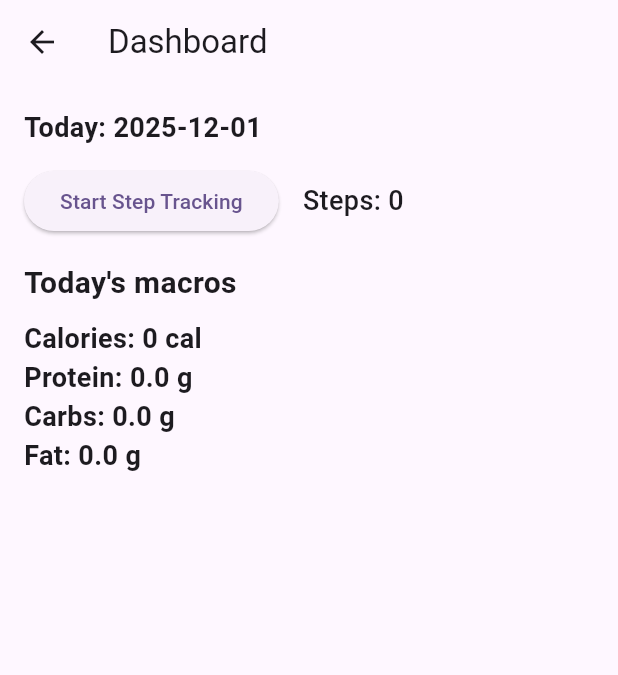
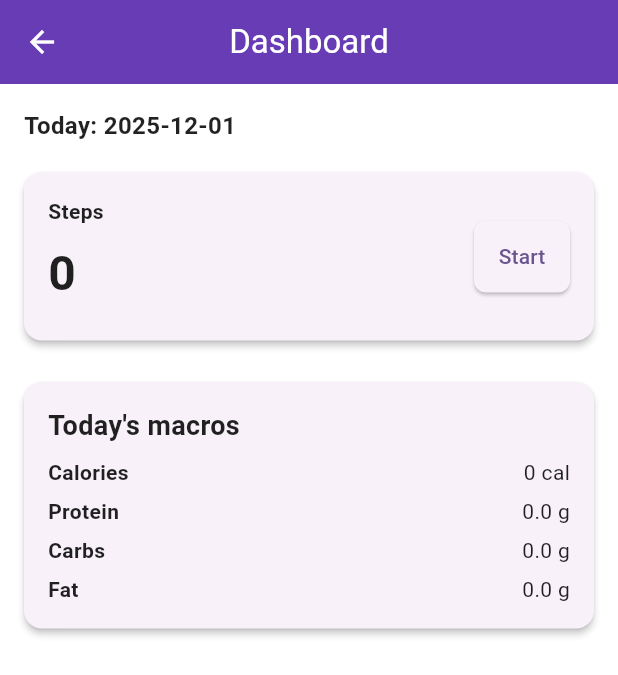
Before and after one commit to Abdullah-Mohammed-OTU/Mobile_Devices_project, a Flutter app: the DashboardPage screen opened directly, on a phone screen of 412 x 824 dp. Shown: the top 675 px of the screen. Run offline on Flutter 3.47's test engine with Material 3 defaults, Android fonts, the phone set to English and light mode, and no system bars; our stand-ins replace flutter_local_notifications, sensors_plus, shared_preferences, sqflite; accounts and stored records are empty.

Commit message:
Basic styling

```diff
--- a/project/lib/pages/dashboard_page.dart
+++ b/project/lib/pages/dashboard_page.dart
@@ -151,53 +151,85 @@
   Widget build(BuildContext context) {
     return Scaffold(
       appBar: AppBar(title: const Text('Dashboard')),
-      body: Padding(
+      body: SingleChildScrollView(
         padding: const EdgeInsets.all(16),
         child: Column(
           crossAxisAlignment: CrossAxisAlignment.start,
           children: [
             Text(
               'Today: ${_formatDate(_todayDate)}',
-              style: const TextStyle(fontSize: 18, fontWeight: FontWeight.w600),
+              style: const TextStyle(fontSize: 16, fontWeight: FontWeight.w600),
             ),
             const SizedBox(height: 12),
-            Row(
+            Card(
+              child: Padding(
+                padding: const EdgeInsets.all(16.0),
+                child: Row(
                   children: [
+                    Expanded(
+                      child: Column(
+                        crossAxisAlignment: CrossAxisAlignment.start,
+                        children: [
+                          const Text('Steps', style: TextStyle(fontSize: 14, fontWeight: FontWeight.w600)),
+                          const SizedBox(height: 8),
+                          Text('$_steps', style: const TextStyle(fontSize: 32, fontWeight: FontWeight.bold)),
+                          const SizedBox(height: 6),
+                          if (_isTracking)
+                            const Text('(tracking)', style: TextStyle(fontSize: 12, fontStyle: FontStyle.italic)),
+                        ],
+                      ),
+                    ),
                     ElevatedButton(
                       onPressed: _toggleTracking,
-                  child: Text(_isTracking ? 'Stop Step Tracking' : 'Start Step Tracking'),
+                      child: Text(_isTracking ? 'Stop' : 'Start'),
                     ),
-                const SizedBox(width: 16),
-                Text(
-                  'Steps: $_steps',
-                  style: const TextStyle(fontSize: 18, fontWeight: FontWeight.w500),
-                ),
-                const SizedBox(width: 12),
-                if (_isTracking)
-                  const Text('(tracking)', style: TextStyle(fontSize: 14, fontStyle: FontStyle.italic)),
                   ],
                 ),
-            const SizedBox(height: 16),
-            const Text(
-              "Today's macros",
-              style: TextStyle(fontSize: 20, fontWeight: FontWeight.w700),
               ),
-            const SizedBox(height: 10),
-            Text(
-              'Calories: ${_todayTotals.calories.toStringAsFixed(0)} cal',
-              style: const TextStyle(fontSize: 18, fontWeight: FontWeight.w600),
             ),
-            Text(
-              'Protein: ${_todayTotals.protein.toStringAsFixed(1)} g',
-              style: const TextStyle(fontSize: 18, fontWeight: FontWeight.w600),
+            const SizedBox(height: 12),
+            Card(
+              child: Padding(
+                padding: const EdgeInsets.all(16.0),
+                child: Column(
+                  crossAxisAlignment: CrossAxisAlignment.start,
+                  children: [
+                    const Text("Today's macros", style: TextStyle(fontSize: 18, fontWeight: FontWeight.w700)),
+                    const SizedBox(height: 8),
+                    Row(
+                      mainAxisAlignment: MainAxisAlignment.spaceBetween,
+                      children: [
+                        Text('Calories', style: const TextStyle(fontWeight: FontWeight.w600)),
+                        Text('${_todayTotals.calories.toStringAsFixed(0)} cal'),
+                      ],
                     ),
-            Text(
-              'Carbs: ${_todayTotals.carbs.toStringAsFixed(1)} g',
-              style: const TextStyle(fontSize: 18, fontWeight: FontWeight.w600),
+                    const SizedBox(height: 6),
+                    Row(
+                      mainAxisAlignment: MainAxisAlignment.spaceBetween,
+                      children: [
+                        Text('Protein', style: const TextStyle(fontWeight: FontWeight.w600)),
+                        Text('${_todayTotals.protein.toStringAsFixed(1)} g'),
+                      ],
                     ),
-            Text(
-              'Fat: ${_todayTotals.fat.toStringAsFixed(1)} g',
-              style: const TextStyle(fontSize: 18, fontWeight: FontWeight.w600),
+                    const SizedBox(height: 6),
+                    Row(
+                      mainAxisAlignment: MainAxisAlignment.spaceBetween,
+                      children: [
+                        Text('Carbs', style: const TextStyle(fontWeight: FontWeight.w600)),
+                        Text('${_todayTotals.carbs.toStringAsFixed(1)} g'),
+                      ],
+                    ),
+                    const SizedBox(height: 6),
+                    Row(
+                      mainAxisAlignment: MainAxisAlignment.spaceBetween,
+                      children: [
+                        Text('Fat', style: const TextStyle(fontWeight: FontWeight.w600)),
+                        Text('${_todayTotals.fat.toStringAsFixed(1)} g'),
+                      ],
+                    ),
+                  ],
+                ),
+              ),
             ),
           ],
         ),
--- a/project/lib/pages/forgot_password_page.dart
+++ b/project/lib/pages/forgot_password_page.dart
@@ -18,7 +18,7 @@
   String? _errorMessage;
 
   Future<void> _submit() async {
-    if (!_formKey.currentState!.validate()) {
+    if (!(_formKey.currentState?.validate() ?? false)) {
       return;
     }
     setState(() {
--- a/project/lib/pages/register_page.dart
+++ b/project/lib/pages/register_page.dart
@@ -20,7 +20,7 @@
   String? _errorMessage;
 
   Future<void> _submit() async {
-    if (!_formKey.currentState!.validate()) {
+    if (!(_formKey.currentState?.validate() ?? false)) {
       return;
     }
     setState(() {
--- a/project/lib/pages/reset_password_page.dart
+++ b/project/lib/pages/reset_password_page.dart
@@ -20,7 +20,7 @@
   String? _errorMessage;
 
   Future<void> _submit() async {
-    if (!_formKey.currentState!.validate()) {
+    if (!(_formKey.currentState?.validate() ?? false)) {
       return;
     }
     setState(() {
```
Also changed, not shown: project/lib/main.dart (+29 -1 lines), project/lib/pages/login_page.dart (+28 -15 lines), project/pubspec.lock. Lines whose indentation alone changed are shown as unchanged.
